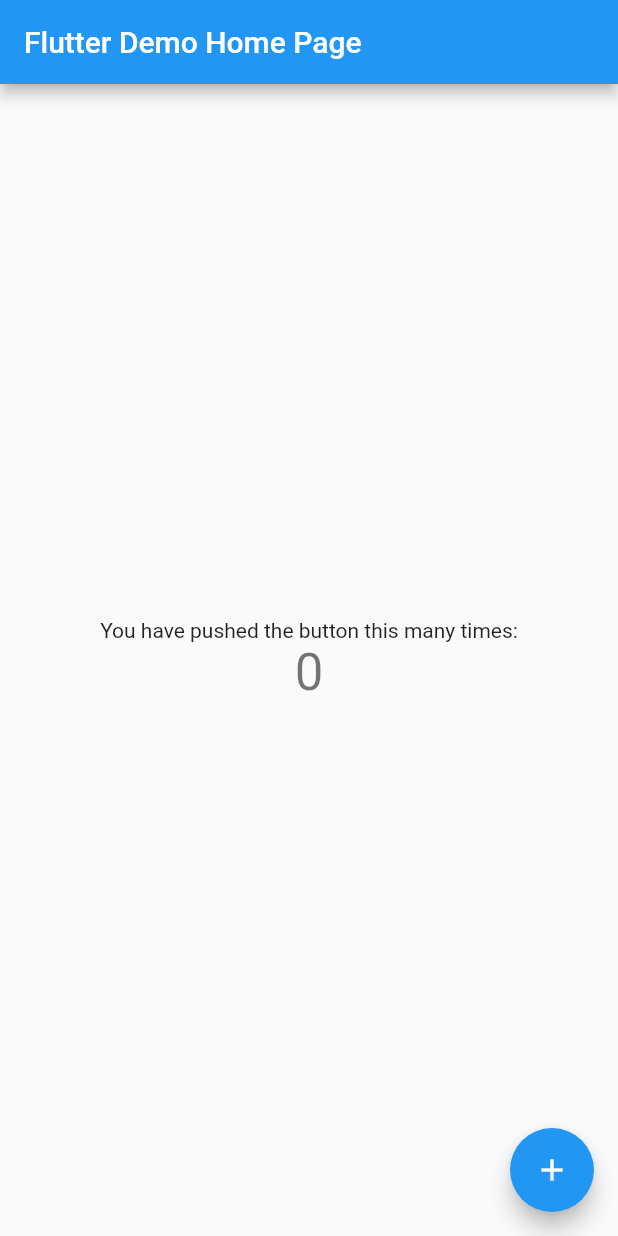
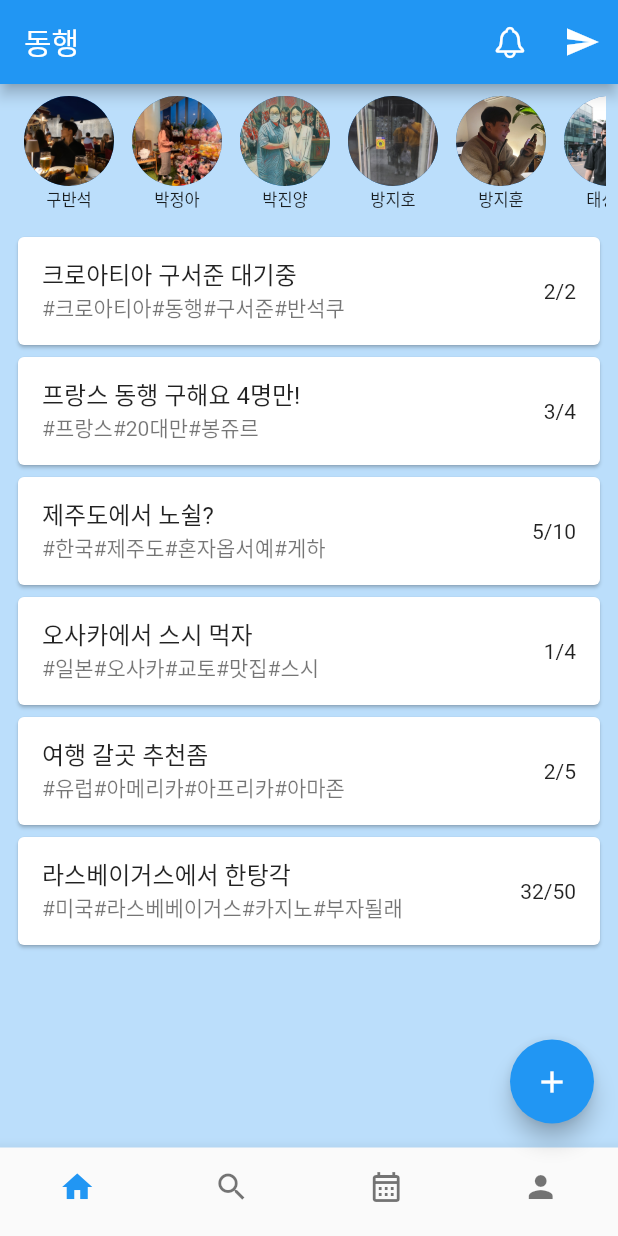
Before and after one commit to jihun-bang/project-donghaeng, a Flutter app: the screen it shows after launch, on a phone screen of 412 x 824 dp. Run offline on Flutter 3.47's test engine with Material 2 defaults, Android fonts, the phone set to English and light mode, and no system bars.

Commit message:
홈 화면 구현

```diff
--- a/lib/main.dart
+++ b/lib/main.dart
@@ -1,4 +1,10 @@
+import 'dart:ui';
+
+import 'package:dongheang/view/home_view.dart';
+import 'package:dongheang/viewmodel/chat_viewmodel.dart';
+import 'package:dongheang/viewmodel/user_viewmodel.dart';
 import 'package:flutter/material.dart';
+import 'package:provider/provider.dart';
 
 void main() {
   runApp(const MyApp());
@@ -11,105 +17,25 @@ class MyApp extends StatelessWidget {
   @override
   Widget build(BuildContext context) {
     return MaterialApp(
-      title: 'Flutter Demo',
       theme: ThemeData(
-        // This is the theme of your application.
-        //
-        // Try running your application with "flutter run". You'll see the
-        // application has a blue toolbar. Then, without quitting the app, try
-        // changing the primarySwatch below to Colors.green and then invoke
-        // "hot reload" (press "r" in the console where you ran "flutter run",
-        // or simply save your changes to "hot reload" in a Flutter IDE).
-        // Notice that the counter didn't reset back to zero; the application
-        // is not restarted.
         primarySwatch: Colors.blue,
       ),
-      home: const MyHomePage(title: 'Flutter Demo Home Page'),
+      scrollBehavior: const MaterialScrollBehavior().copyWith(
+        dragDevices: {
+          PointerDeviceKind.mouse,
+          PointerDeviceKind.touch,
+          PointerDeviceKind.stylus,
+          PointerDeviceKind.unknown
+        },
+      ),
+      home: MultiProvider(providers: [
+        ChangeNotifierProvider<UserViewModel>(
+          create: (_) => UserViewModel(),
+        ),
+        ChangeNotifierProvider<ChatViewModel>(
+          create: (_) => ChatViewModel(),
+        )
+      ], child: const HomeView()),
     );
   }
 }
-
-class MyHomePage extends StatefulWidget {
-  const MyHomePage({Key? key, required this.title}) : super(key: key);
-
-  // This widget is the home page of your application. It is stateful, meaning
-  // that it has a State object (defined below) that contains fields that affect
-  // how it looks.
-
-  // This class is the configuration for the state. It holds the values (in this
-  // case the title) provided by the parent (in this case the App widget) and
-  // used by the build method of the State. Fields in a Widget subclass are
-  // always marked "final".
-
-  final String title;
-
-  @override
-  State<MyHomePage> createState() => _MyHomePageState();
-}
-
-class _MyHomePageState extends State<MyHomePage> {
-  int _counter = 0;
-
-  void _incrementCounter() {
-    setState(() {
-      // This call to setState tells the Flutter framework that something has
-      // changed in this State, which causes it to rerun the build method below
-      // so that the display can reflect the updated values. If we changed
-      // _counter without calling setState(), then the build method would not be
-      // called again, and so nothing would appear to happen.
-      _counter++;
-    });
-  }
-
-  @override
-  Widget build(BuildContext context) {
-    // This method is rerun every time setState is called, for instance as done
-    // by the _incrementCounter method above.
-    //
-    // The Flutter framework has been optimized to make rerunning build methods
-    // fast, so that you can just rebuild anything that needs updating rather
-    // than having to individually change instances of widgets.
-    return Scaffold(
-      appBar: AppBar(
-        // Here we take the value from the MyHomePage object that was created by
-        // the App.build method, and use it to set our appbar title.
-        title: Text(widget.title),
-      ),
-      body: Center(
-        // Center is a layout widget. It takes a single child and positions it
-        // in the middle of the parent.
-        child: Column(
-          // Column is also a layout widget. It takes a list of children and
-          // arranges them vertically. By default, it sizes itself to fit its
-          // children horizontally, and tries to be as tall as its parent.
-          //
-          // Invoke "debug painting" (press "p" in the console, choose the
-          // "Toggle Debug Paint" action from the Flutter Inspector in Android
-          // Studio, or the "Toggle Debug Paint" command in Visual Studio Code)
-          // to see the wireframe for each widget.
-          //
-          // Column has various properties to control how it sizes itself and
-          // how it positions its children. Here we use mainAxisAlignment to
-          // center the children vertically; the main axis here is the vertical
-          // axis because Columns are vertical (the cross axis would be
-          // horizontal).
-          mainAxisAlignment: MainAxisAlignment.center,
-          children: <Widget>[
-            const Text(
-              'You have pushed the button this many times:',
-            ),
-            Text(
-              '$_counter',
-              style: Theme.of(context).textTheme.headline4,
-            ),
-          ],
-        ),
-      ),
-      floatingActionButton: FloatingActionButton(
-        onPressed: _incrementCounter,
-        tooltip: 'Increment',
-        child: const Icon(Icons.add),
-      ), // This trailing comma makes auto-formatting nicer for build methods.
-    );
-  }
-}
--- /dev/null
+++ b/lib/model/chat.dart
@@ -0,0 +1,21 @@
+import 'package:json_annotation/json_annotation.dart';
+
+part 'chat.g.dart';
+
+@JsonSerializable()
+class Chat {
+  String title;
+  int members;
+  int maxMember;
+  List<String> tags;
+
+  Chat(
+      {required this.title,
+      required this.members,
+      required this.maxMember,
+      required this.tags});
+
+  factory Chat.fromJson(Map<String, dynamic> json) => _$ChatFromJson(json);
+
+  Map<String, dynamic> toJson() => _$ChatToJson(this);
+}
--- /dev/null
+++ b/lib/model/user.dart
@@ -0,0 +1,18 @@
+import 'package:json_annotation/json_annotation.dart';
+
+part 'user.g.dart';
+
+@JsonSerializable()
+class User {
+  int id;
+  @JsonKey(name: 'nick_name')
+  String nickName;
+  @JsonKey(name: 'image_path')
+  String imagePath;
+
+  User(this.id, this.nickName, this.imagePath);
+
+  factory User.fromJson(Map<String, dynamic> json) => _$UserFromJson(json);
+
+  Map<String, dynamic> toJson() => _$UserToJson(this);
+}
--- /dev/null
+++ b/lib/view/home_view.dart
@@ -0,0 +1,115 @@
+import 'package:dongheang/viewmodel/chat_viewmodel.dart';
+import 'package:dongheang/viewmodel/user_viewmodel.dart';
+import 'package:flutter/cupertino.dart';
+import 'package:flutter/material.dart';
+import 'package:provider/provider.dart';
+
+class HomeView extends StatefulWidget {
+  const HomeView({Key? key}) : super(key: key);
+
+  @override
+  State<HomeView> createState() => _HomeViewState();
+}
+
+class _HomeViewState extends State<HomeView> {
+  @override
+  Widget build(BuildContext context) {
+    return Scaffold(
+      appBar: AppBar(
+        title: const Text('동행'),
+        centerTitle: false,
+        actions: [_notification(), _message()],
+      ),
+      backgroundColor: Colors.blue.shade100,
+      body: Padding(
+        padding: const EdgeInsets.all(8.0),
+        child: Column(
+          mainAxisAlignment: MainAxisAlignment.start,
+          children: [_onlineUsers(), _communities()],
+        ),
+      ),
+      bottomNavigationBar: BottomNavigationBar(
+        type: BottomNavigationBarType.fixed,
+        showSelectedLabels: false,
+        showUnselectedLabels: false,
+        currentIndex: 0,
+        items: const [
+          BottomNavigationBarItem(icon: Icon(Icons.home), label: '홈'),
+          BottomNavigationBarItem(
+              icon: Icon(Icons.search_outlined), label: '피드'),
+          BottomNavigationBarItem(
+              icon: Icon(Icons.calendar_month_outlined), label: '캘린더'),
+          BottomNavigationBarItem(icon: Icon(Icons.person), label: '설정')
+        ],
+      ),
+      floatingActionButton: FloatingActionButton(
+        onPressed: () => {},
+        tooltip: '방 만들기',
+        child: const Icon(Icons.add),
+      ),
+    );
+  }
+
+  Widget _notification() {
+    return IconButton(
+        onPressed: () => {}, icon: const Icon(CupertinoIcons.bell));
+  }
+
+  Widget _message() {
+    return IconButton(onPressed: () => {}, icon: const Icon(Icons.send));
+  }
+
+  Widget _onlineUsers() {
+    return Consumer<UserViewModel>(
+        builder: (_, viewModel, ___) => Container(
+            alignment: Alignment.center,
+            height: 90,
+            child: ListView.builder(
+              padding: const EdgeInsets.only(left: 8, right: 8),
+              scrollDirection: Axis.horizontal,
+              itemCount: viewModel.users.length,
+              itemBuilder: (_, index) {
+                return Container(
+                  padding: const EdgeInsets.only(right: 12),
+                  child: Column(
+                    children: [
+                      InkWell(
+                        onTap: () => {},
+                        customBorder: const CircleBorder(),
+                        child: CircleAvatar(
+                          radius: 30,
+                          backgroundImage:
+                              AssetImage(viewModel.users[index].imagePath),
+                        ),
+                      ),
+                      Text(
+                        viewModel.users[index].nickName,
+                        style: const TextStyle(fontSize: 11),
+                      )
+                    ],
+                  ),
+                );
+              },
+            )));
+  }
+
+  Widget _communities() {
+    return Consumer<ChatViewModel>(
+        builder: (_, viewModel, ___) => Expanded(
+              child: ListView.builder(
+                  itemCount: viewModel.chats.length,
+                  itemBuilder: (_, index) {
+                    final chat = viewModel.chats[index];
+                    return Card(
+                      child: ListTile(
+                        onTap: () => {},
+                        title: Text(chat.title),
+                        subtitle:
+                            Text(chat.tags.map((e) => '#$e').toList().join('')),
+                        trailing: Text('${chat.members}/${chat.maxMember}'),
+                      ),
+                    );
+                  }),
+            ));
+  }
+}
--- /dev/null
+++ b/lib/viewmodel/chat_viewmodel.dart
@@ -0,0 +1,42 @@
+import 'package:dongheang/model/chat.dart';
+import 'package:flutter/cupertino.dart';
+
+class ChatViewModel extends ChangeNotifier {
+  final List<Chat> chats = [];
+
+  ChatViewModel() {
+    chats.addAll([
+      Chat(
+          title: '크로아티아 구서준 대기중',
+          members: 2,
+          maxMember: 2,
+          tags: ['크로아티아', '동행', '구서준', '반석쿠']),
+      Chat(
+          title: '프랑스 동행 구해요 4명만!',
+          members: 3,
+          maxMember: 4,
+          tags: ['프랑스', '20대만', '봉쥬르']),
+      Chat(
+          title: '제주도에서 노쉴?',
+          members: 5,
+          maxMember: 10,
+          tags: ['한국', '제주도', '혼자옵서예', '게하']),
+      Chat(
+          title: '오사카에서 스시 먹자',
+          members: 1,
+          maxMember: 4,
+          tags: ['일본', '오사카', '교토', '맛집', '스시']),
+      Chat(
+          title: '여행 갈곳 추천좀',
+          members: 2,
+          maxMember: 5,
+          tags: ['유럽', '아메리카', '아프리카', '아마존']),
+      Chat(
+          title: '라스베이거스에서 한탕각',
+          members: 32,
+          maxMember: 50,
+          tags: ['미국', '라스베베이거스', '카지노', '부자될래']),
+    ]);
+    notifyListeners();
+  }
+}
--- /dev/null
+++ b/lib/viewmodel/user_viewmodel.dart
@@ -0,0 +1,14 @@
+import 'package:dongheang/model/user.dart';
+import 'package:flutter/cupertino.dart';
+
+class UserViewModel extends ChangeNotifier {
+  final userNames = ['구반석', '박정아', '박진양', '방지호', '방지훈', '태성현'];
+  final List<User> users = [];
+
+  UserViewModel() {
+    users.addAll(userNames.asMap().entries.map((e) {
+      return User(e.key, e.value, 'assets/images/${e.value}.PNG');
+    }));
+    notifyListeners();
+  }
+}
```
Also changed, not shown: pubspec.yaml (+8 -72 lines), assets/images/구반석.PNG (added), assets/images/박정아.PNG (added), assets/images/박진양.PNG (added), assets/images/방지호.PNG (added), assets/images/방지훈.PNG (added), assets/images/태성현.PNG (added), lib/model/chat.g.dart (added), lib/model/user.g.dart (added), pubspec.lock.
